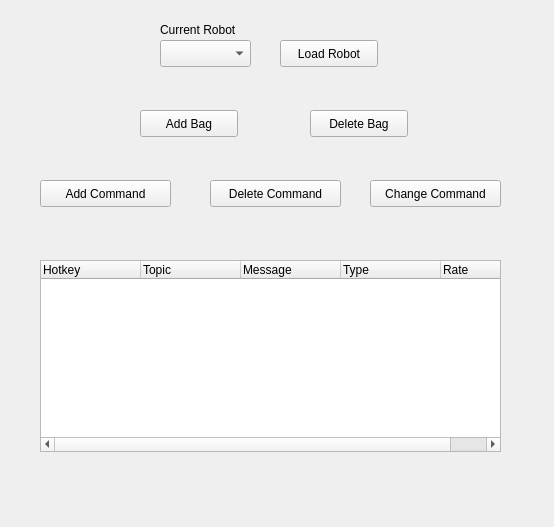
Old version of the form src/the_teleop/MyPlugin.ui in the repository NuenoB/TheTeleop.
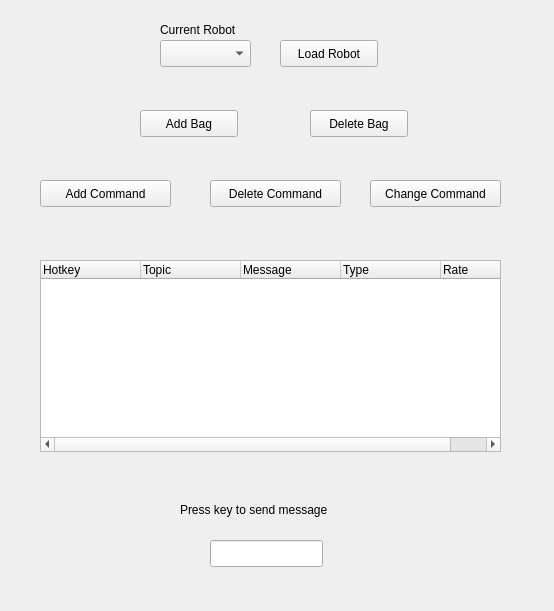
New version of the form.

Diff of the .ui file:
```diff
--- a/src/the_teleop/MyPlugin.ui
+++ b/src/the_teleop/MyPlugin.ui
@@ -7,7 +7,7 @@
     <x>0</x>
     <y>0</y>
     <width>554</width>
-    <height>527</height>
+    <height>611</height>
    </rect>
   </property>
   <property name="windowTitle">
@@ -149,6 +149,29 @@
     </property>
    </column>
   </widget>
+  <widget class="QLineEdit" name="key_presser">
+   <property name="geometry">
+    <rect>
+     <x>210</x>
+     <y>540</y>
+     <width>113</width>
+     <height>27</height>
+    </rect>
+   </property>
+  </widget>
+  <widget class="QLabel" name="label_2">
+   <property name="geometry">
+    <rect>
+     <x>180</x>
+     <y>500</y>
+     <width>181</width>
+     <height>20</height>
+    </rect>
+   </property>
+   <property name="text">
+    <string>Press key to send message</string>
+   </property>
+  </widget>
  </widget>
  <resources/>
  <connections/>
```
